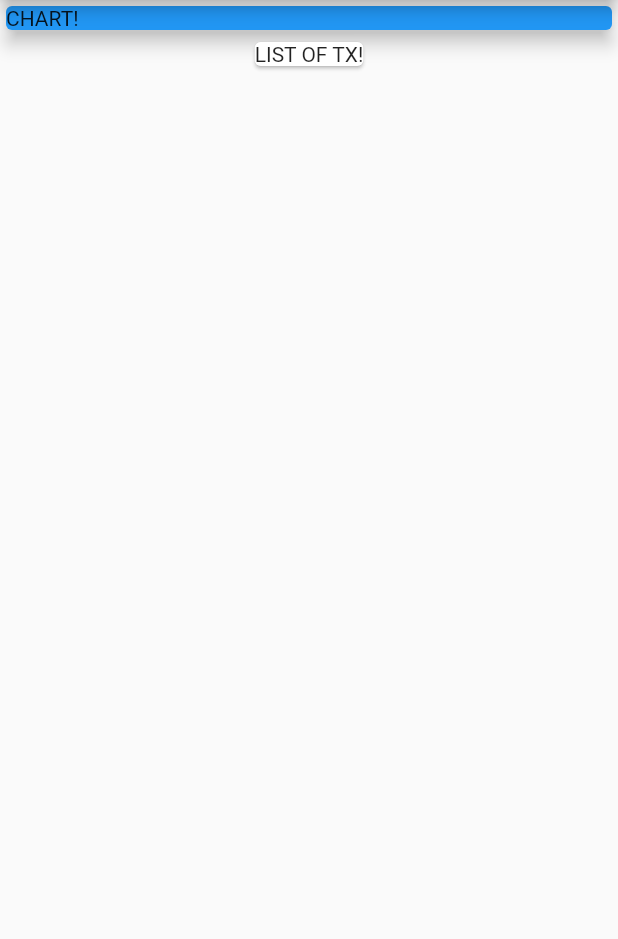
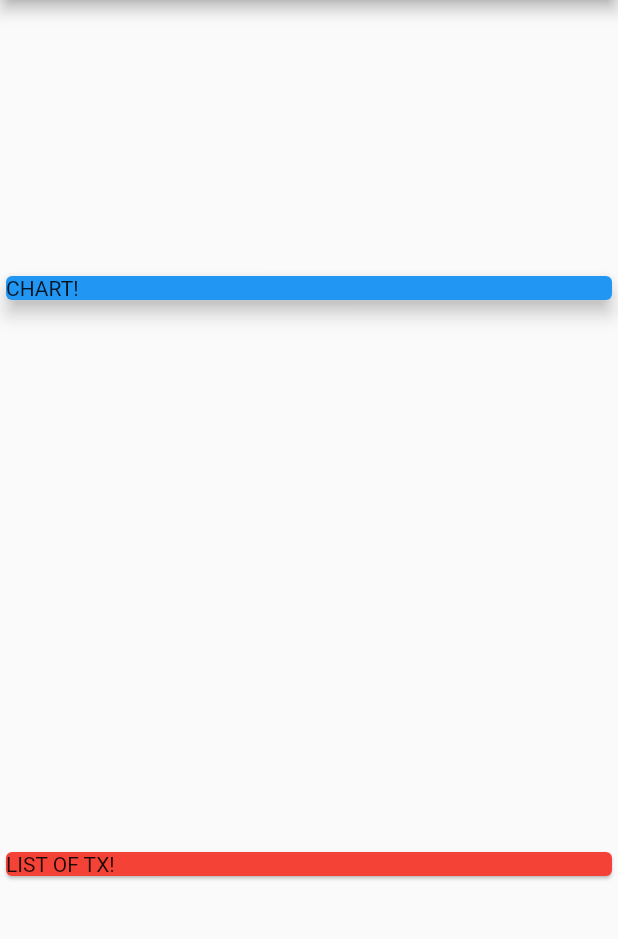
Before and after one commit to VinuBalagopalAP/PersonalExpensesApp, a Flutter app: the screen it shows after launch, on a phone screen of 412 x 824 dp, the part 84-1023 px from its top. Run offline on Flutter 3.47's test engine with Material 2 defaults, Android fonts, the phone set to English and light mode, and no system bars.

Commit message:
Column & Rows

```diff
--- a/lib/main.dart
+++ b/lib/main.dart
@@ -26,6 +26,8 @@ class MyHomePage extends StatelessWidget {
         child: Container(
           width: double.infinity,
           child: Column(
+            mainAxisAlignment: MainAxisAlignment.spaceAround,
+            crossAxisAlignment: CrossAxisAlignment.stretch,
             children: <Widget>[
               Card(
                 color: Colors.blue,
@@ -33,7 +35,8 @@ class MyHomePage extends StatelessWidget {
                 elevation: 5,
               ),
               Card(
-                child: Text('LIST OF TX!'),
+                color: Colors.red,
+                child: Container(child: Text('LIST OF TX!')),
               )
             ],
           ),
```
